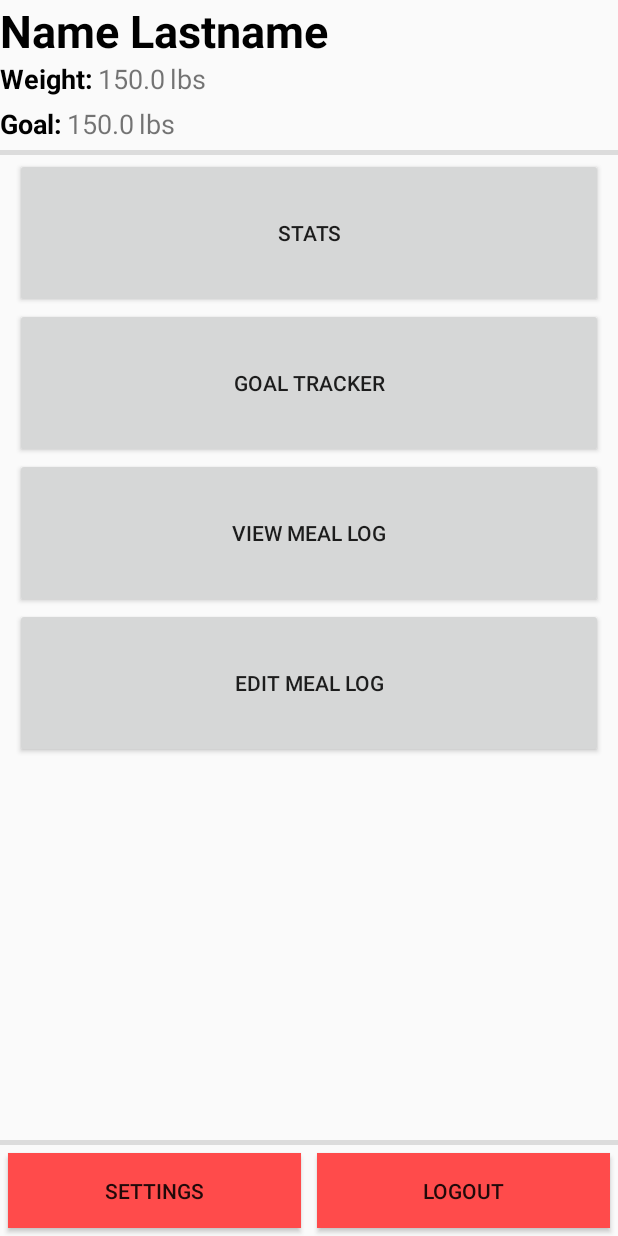
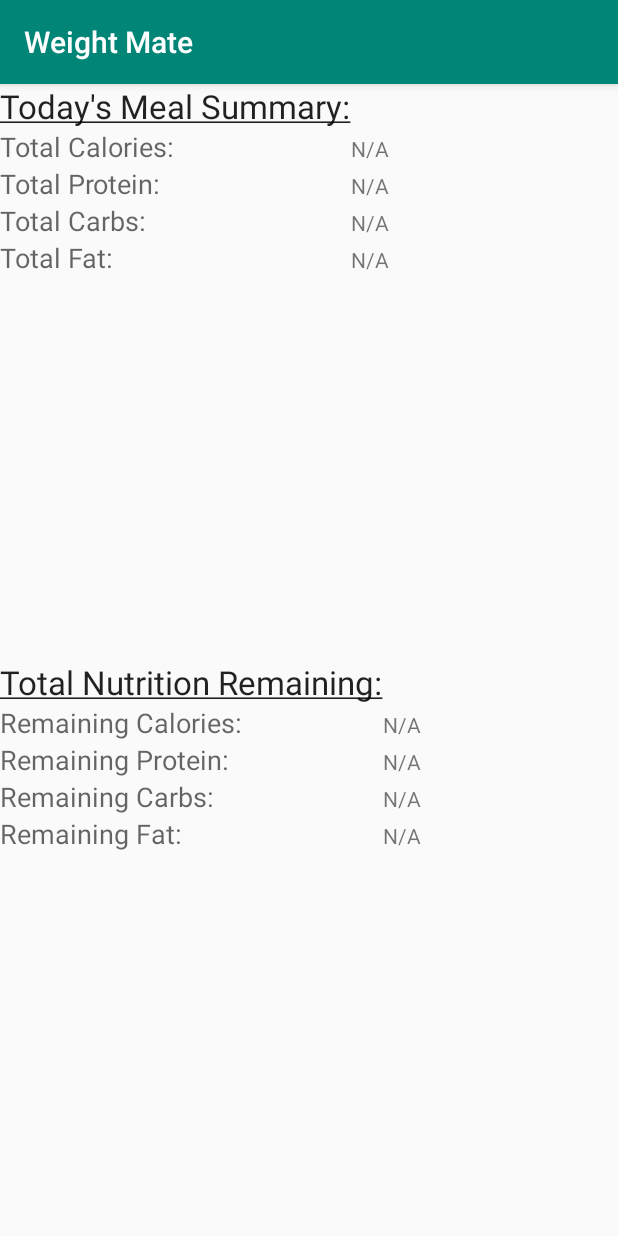
Before and after one commit to yianniw/Weight-Mate, an Android app: the ProfileActivity screen opened directly, with no data from a screen before it, after a tap on "VIEW MEAL LOG", on a phone screen of 412 x 824 dp. Run offline under Robolectric (Android 15) with nearby library versions, the phone set to English and light mode, and no system bars; 4 statements that could not run were skipped.

Commit message:
Manually Merged the ListMealActivity files from my branch

```diff
--- /dev/null
+++ b/app/src/main/java/edu/fsu/cs/weightmate/ListMealActivity.java
@@ -0,0 +1,46 @@
+package edu.fsu.cs.weightmate;
+
+import androidx.appcompat.app.AppCompatActivity;
+
+import android.os.Bundle;
+import android.widget.TextView;
+
+public class ListMealActivity extends AppCompatActivity {
+
+    TextView totalCalories;
+    TextView totalProtein;
+    TextView totalCarbs;
+    TextView totalFat;
+
+    TextView remainingCalories;
+    TextView remainingProtein;
+    TextView remainingCarbs;
+    TextView remainingFat;
+
+    @Override
+    protected void onCreate(Bundle savedInstanceState) {
+        super.onCreate(savedInstanceState);
+        setContentView(R.layout.activity_list_meal);
+
+        //Setup our TextViews
+        //These display the amounts next to the title
+        //Today's Total
+        totalCalories = findViewById(R.id.listmealTotalCalories);
+        totalProtein = findViewById(R.id.listMealTotalProtein);
+        totalCarbs = findViewById(R.id.listMealTotalCarbs);
+        totalFat = findViewById(R.id.listMealTotalFat);
+
+        //Today's Remaining
+        remainingCalories = findViewById(R.id.listmealTotalCalories2);
+        remainingProtein = findViewById(R.id.listMealTotalProtein2);
+        remainingCarbs = findViewById(R.id.listMealTotalCarbs2);
+        remainingFat = findViewById(R.id.listMealTotalFat2);
+
+        //Here is where we would import today's total and calculate the remainder using
+        //User Information, for now we will use placeholders until other components are
+        //setup
+
+
+
+    }
+}
--- a/app/src/main/java/edu/fsu/cs/weightmate/ProfileActivity.java
+++ b/app/src/main/java/edu/fsu/cs/weightmate/ProfileActivity.java
@@ -56,8 +56,8 @@ public class ProfileActivity extends Activity implements View.OnClickListener {
                 startActivity(intent);
                 break;
             case R.id.profile_log_view:
-//                intent = new Intent(this, .class);
-//                startActivity(intent);
+                intent = new Intent(this, ListMealActivity.class);
+                startActivity(intent);
                 break;
             case R.id.profile_log_edit:
                 intent = new Intent(this, AddMealActivity.class);
--- /dev/null
+++ b/app/src/main/res/layout/activity_list_meal.xml
@@ -0,0 +1,193 @@
+<?xml version="1.0" encoding="utf-8"?>
+<LinearLayout xmlns:android="http://schemas.android.com/apk/res/android"
+    xmlns:app="http://schemas.android.com/apk/res-auto"
+    xmlns:tools="http://schemas.android.com/tools"
+    android:layout_width="match_parent"
+    android:layout_height="match_parent"
+    android:orientation="vertical"
+    tools:context=".ListMealActivity">
+
+    <TableLayout
+        android:layout_width="match_parent"
+        android:layout_height="match_parent"
+        android:layout_weight="1">
+
+        <TableRow
+            android:layout_width="match_parent"
+            android:layout_height="match_parent">
+
+            <TextView
+                android:id="@+id/listmeal_Title"
+                android:layout_width="match_parent"
+                android:layout_height="wrap_content"
+                android:layout_weight="1"
+                android:text="@string/listMealTitle1"
+                android:textAppearance="@style/TextAppearance.AppCompat.Large" />
+        </TableRow>
+
+        <TableRow
+            android:layout_width="wrap_content"
+            android:layout_height="25dp" >
+
+            <TextView
+                android:id="@+id/listmealTitleCalories"
+                android:layout_width="164dp"
+                android:layout_height="wrap_content"
+                android:text="Total Calories:"
+                android:textAppearance="@style/TextAppearance.AppCompat.Medium" />
+
+            <TextView
+                android:id="@+id/listmealTotalCalories"
+                android:layout_width="wrap_content"
+                android:layout_height="wrap_content"
+                android:text="@string/listMealPlaceholder" />
+
+        </TableRow>
+
+        <TableRow
+            android:layout_width="match_parent"
+            android:layout_height="match_parent" >
+
+            <TextView
+                android:id="@+id/listMealTitleProtein"
+                android:layout_width="wrap_content"
+                android:layout_height="wrap_content"
+                android:text="Total Protein:"
+                android:textAppearance="@style/TextAppearance.AppCompat.Medium" />
+
+            <TextView
+                android:id="@+id/listMealTotalProtein"
+                android:layout_width="wrap_content"
+                android:layout_height="wrap_content"
+                android:text="@string/listMealPlaceholder" />
+        </TableRow>
+
+        <TableRow
+            android:layout_width="match_parent"
+            android:layout_height="match_parent" >
+
+            <TextView
+                android:id="@+id/listMealTitleCarbs"
+                android:layout_width="wrap_content"
+                android:layout_height="wrap_content"
+                android:text="Total Carbs:"
+                android:textAppearance="@style/TextAppearance.AppCompat.Medium" />
+
+            <TextView
+                android:id="@+id/listMealTotalCarbs"
+                android:layout_width="wrap_content"
+                android:layout_height="wrap_content"
+                android:text="@string/listMealPlaceholder" />
+        </TableRow>
+
+        <TableRow
+            android:layout_width="match_parent"
+            android:layout_height="match_parent" >
+
+            <TextView
+                android:id="@+id/listMealTitleFat"
+                android:layout_width="wrap_content"
+                android:layout_height="wrap_content"
+                android:text="Total Fat:"
+                android:textAppearance="@style/TextAppearance.AppCompat.Medium" />
+
+            <TextView
+                android:id="@+id/listMealTotalFat"
+                android:layout_width="wrap_content"
+                android:layout_height="wrap_content"
+                android:text="@string/listMealPlaceholder" />
+        </TableRow>
+    </TableLayout>
+
+    <TableLayout
+        android:layout_width="match_parent"
+        android:layout_height="match_parent"
+        android:layout_weight="1">
+
+        <TableRow
+            android:layout_width="match_parent"
+            android:layout_height="match_parent" >
+
+            <TextView
+                android:id="@+id/listmeal_Title2"
+                android:layout_width="match_parent"
+                android:layout_height="wrap_content"
+                android:layout_weight="1"
+                android:text="@string/listMealTitle2"
+                android:textAppearance="@style/TextAppearance.AppCompat.Large" />
+        </TableRow>
+
+        <TableRow
+            android:layout_width="match_parent"
+            android:layout_height="match_parent" >
+
+            <TextView
+                android:id="@+id/listmealTitleCalories2"
+                android:layout_width="wrap_content"
+                android:layout_height="wrap_content"
+                android:text="Remaining Calories:"
+                android:textAppearance="@style/TextAppearance.AppCompat.Medium" />
+
+            <TextView
+                android:id="@+id/listmealTotalCalories2"
+                android:layout_width="wrap_content"
+                android:layout_height="wrap_content"
+                android:text="@string/listMealPlaceholder" />
+        </TableRow>
+
+        <TableRow
+            android:layout_width="match_parent"
+            android:layout_height="match_parent" >
+
+            <TextView
+                android:id="@+id/listMealTitleProtein2"
+                android:layout_width="wrap_content"
+                android:layout_height="wrap_content"
+                android:text="Remaining Protein:"
+                android:textAppearance="@style/TextAppearance.AppCompat.Medium" />
+
+            <TextView
+                android:id="@+id/listMealTotalProtein2"
+                android:layout_width="wrap_content"
+                android:layout_height="wrap_content"
+                android:text="@string/listMealPlaceholder" />
+        </TableRow>
+
+        <TableRow
+            android:layout_width="match_parent"
+            android:layout_height="match_parent" >
+
+            <TextView
+                android:id="@+id/listMealTitleCarbs2"
+                android:layout_width="wrap_content"
+                android:layout_height="wrap_content"
+                android:text="Remaining Carbs:"
+                android:textAppearance="@style/TextAppearance.AppCompat.Medium" />
+
+            <TextView
+                android:id="@+id/listMealTotalCarbs2"
+                android:layout_width="wrap_content"
+                android:layout_height="wrap_content"
+                android:text="@string/listMealPlaceholder" />
+        </TableRow>
+
+        <TableRow
+            android:layout_width="match_parent"
+            android:layout_height="match_parent">
+
+            <TextView
+                android:id="@+id/listMealTitleFat2"
+                android:layout_width="wrap_content"
+                android:layout_height="wrap_content"
+                android:text="Remaining Fat:"
+                android:textAppearance="@style/TextAppearance.AppCompat.Medium" />
+
+            <TextView
+                android:id="@+id/listMealTotalFat2"
+                android:layout_width="wrap_content"
+                android:layout_height="wrap_content"
+                android:text="@string/listMealPlaceholder" />
+        </TableRow>
+    </TableLayout>
+
+</LinearLayout>
--- a/app/src/main/res/values/strings.xml
+++ b/app/src/main/res/values/strings.xml
@@ -1,6 +1,38 @@
 <resources>
     <string name="app_name">Weight Mate</string>
 
+    <string name="profile_name">Name Lastname</string>
+    <string name="profile_weight_current">Weight:</string>
+
+    <!-- Profile Strings -->
+    <string name="profile_weight_placeholder">150.0</string>
+    <string name="profile_weight_goal">Goal:</string>
+    <string name="profile_start_date">Start Date:</string>
+    <string name="profile_date_placeholder">01/01/1970</string>
+    <string name="profile_goals">Goal Tracker</string>
+    <string name="profile_stats">Stats</string>
+
+    <string name="profile_log_view">View Meal Log</string>
+    <string name="profile_log_edit">Edit Meal Log</string>
+    <string name="settings">Settings</string>
+    <string name="logout">Logout</string>
+
+    <string name="units_freedom">lbs</string>
+    <string name="units_metric">kgs</string>
+
+    <string name="edit">Edit</string>
+    <string name="settings_notifications">Allow Notifications</string>
+    <string name="settings_reset">Reset Settings</string>
+
+
+    <string name="listMealPlaceholder">N/A</string>
+    <string name="listMealTitle1"><u>Today\'s Meal Summary:</u></string>
+    <string name="listMealTitle2"><u>Total Nutrition Remaining:</u></string>
+
+    <!-- Settings Strings -->
+    <string name="settings_delete">Delete Account</string>
+    <string name="settings_units">Preferred Units</string>
+    <string name="settings_confirm">Confirm Changes</string>
     <string-array name="Goals">
         <item>Maintain Weight</item>
         <item>Lose Weight</item>
@@ -13,33 +45,6 @@
         <item>Very Active</item>
     </string-array>
 
-    <!-- Profile Strings -->
-    <string name="profile_name">Name Lastname</string>
-    <string name="profile_weight_current">Weight:</string>
-    <string name="profile_weight_placeholder">150.0</string>
-    <string name="profile_weight_goal">Goal:</string>
-    <string name="profile_start_date">Start Date:</string>
-    <string name="profile_date_placeholder">01/01/1970</string>
-
-    <string name="profile_goals">Goal Tracker</string>
-    <string name="profile_stats">Stats</string>
-    <string name="profile_log_view">View Meal Log</string>
-    <string name="profile_log_edit">Edit Meal Log</string>
-
-    <string name="settings">Settings</string>
-    <string name="logout">Logout</string>
-
-    <string name="units_freedom">lbs</string>
-    <string name="units_metric">kgs</string>
-    <string name="edit">Edit</string>
-
-    <!-- Settings Strings -->
-    <string name="settings_notifications">Allow Notifications</string>
-    <string name="settings_reset">Reset Settings</string>
-    <string name="settings_delete">Delete Account</string>
-    <string name="settings_units">Preferred Units</string>
-    <string name="settings_confirm">Confirm Changes</string>
-
     <string-array name="unit_names">
         <item>Imperial(lbs)</item>
         <item>Metric(kgs)</item>
```
Also changed, not shown: app/src/main/AndroidManifest.xml (+10 -9 lines).
